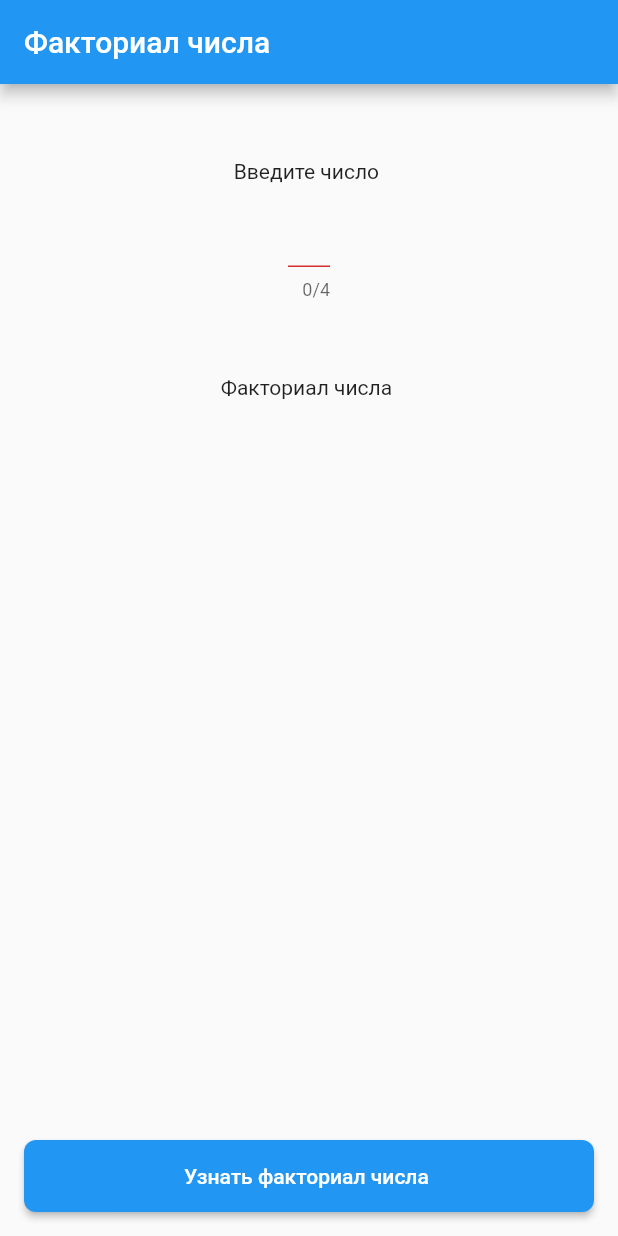
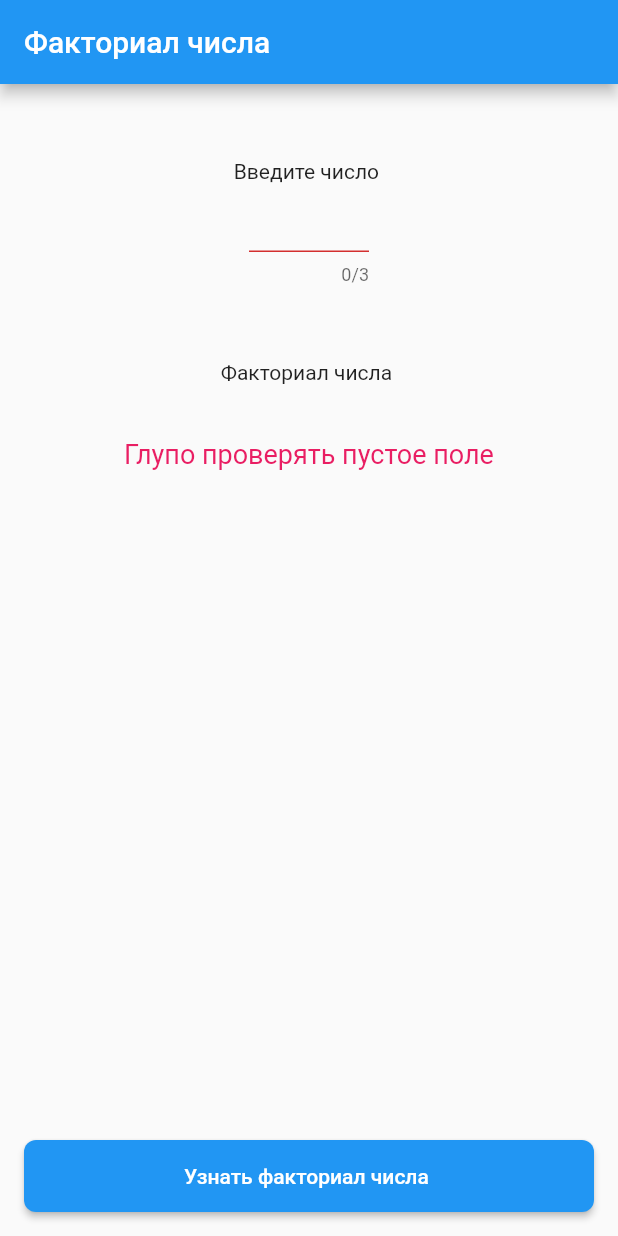
Before and after one commit to SergioSorokin/sergey-sorokin-basics, a Flutter app: the screen it shows after launch, after a tap on "Узнать факториал числа", on a phone screen of 412 x 824 dp. Run offline on Flutter 3.47's test engine with Material 2 defaults, Android fonts, the phone set to English and light mode, and no system bars.

Commit message:
implemented finding the factorial up to 20!

```diff
--- a/lib/basis/1/18_factorial.dart
+++ b/lib/basis/1/18_factorial.dart
@@ -24,9 +24,13 @@ class HomePage extends StatefulWidget {
 }
 
 class _HomePageState extends State<HomePage> {
-  String number = '';
+  String inputNumber = '';
   String symbol = '! :';
   String factorial = '';
+  int parseNumber = 1;
+  int countFC = 1;
+  int store = 1;
+  int temp = 0;
   final formKey = GlobalKey<FormState>();
   final TextEditingController numberController = TextEditingController();
 
@@ -45,15 +49,17 @@ class _HomePageState extends State<HomePage> {
               padding: const EdgeInsets.only(top: 50, bottom: 8),
               child: Text('Введите число '),
             ),
-            Padding(
-              padding: const EdgeInsets.only(left: 192, right: 192),
+            Center(
+              child: Container(
+                width: 80,
+                height: 60,
                 child: TextFormField(
                   textAlign: TextAlign.center,
-                maxLength: 4,
+                  maxLength: 3,
                   onChanged: (value) {
                     setState(
                       () {
-                      number = numberController.text;
+                        inputNumber = numberController.text;
                       },
                     );
                   },
@@ -75,16 +81,22 @@ class _HomePageState extends State<HomePage> {
                   ],
                   validator: (value) {
                     if (value!.isEmpty) {
-                    return 'Пожалуйста, введите число!';
+                      setState(
+                        () {
+                          factorial = 'Глупо проверять пустое поле';
+                        },
+                      );
+                      return '';
                     }
                     return null;
                   },
                 ),
               ),
+            ),
             Padding(
               padding: const EdgeInsets.only(top: 50, bottom: 8),
               child: Text(
-                  'Факториал числа $number${number == '' ? number : symbol}'),
+                  'Факториал числа $inputNumber${inputNumber == '' ? inputNumber : symbol}'),
             ),
             Padding(
               padding: const EdgeInsets.only(top: 28, bottom: 8),
@@ -109,7 +121,7 @@ class _HomePageState extends State<HomePage> {
               ),
             ),
             child: Text(
-              'Узнать факториал числа $number',
+              'Узнать факториал числа $inputNumber',
               style: const TextStyle(fontSize: 14),
             ),
           ),
@@ -120,15 +132,18 @@ class _HomePageState extends State<HomePage> {
 
   void validator() {
     if (formKey.currentState!.validate()) {
+      for (var count = inputNumber.length; count > 0; count--) {
+        parseNumber = int.parse(inputNumber);
+      }
       setState(
         () {
           factorial = '';
-          if (number == '0') {
+          if (parseNumber == 0) {
             factorial = '1';
           }
+          factorialCalculation();
         },
       );
-      print(number);
     }
   }
 
@@ -137,4 +152,17 @@ class _HomePageState extends State<HomePage> {
     super.dispose();
     numberController.dispose();
   }
+
+  factorialCalculation() {
+    while (countFC <= parseNumber) {
+      store = (store * countFC);
+      factorial = store.toString();
+      countFC++;
+      print(factorial);
+      print(parseNumber);
     }
+    // print(factorial);
+    store = 1;
+    countFC = 1;
+  }
+}
```
Lines whose indentation alone changed are shown as unchanged.
